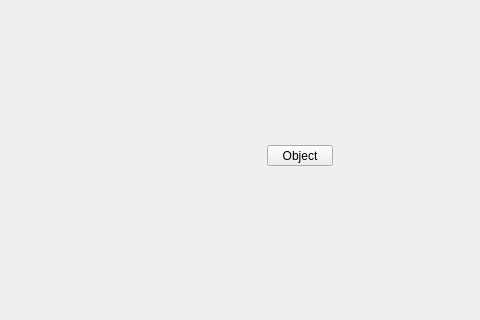
The window that tentacle/ui/blender_menus/object#submenu.ui (m3trik/tentacle) describes before a commit, drawn with Qt 5; both pictures show x 0 to 480 and y 145 to 465 of the 600 by 600 pixel window.
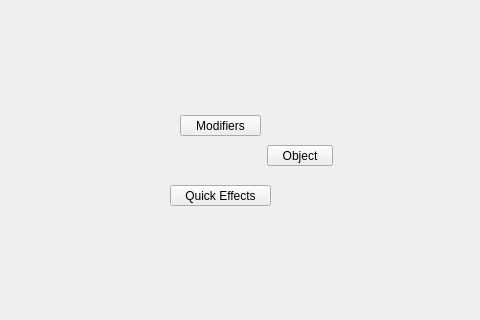
The same window after the commit. Custom widgets are drawn as their Qt base class.

Commit message: feat: Blender menu harvest parity; scene import cross-links; mirror_app_state sweep

What changed in the file:
```diff
--- a/tentacle/ui/blender_menus/object#submenu.ui
+++ b/tentacle/ui/blender_menus/object#submenu.ui
@@ -21,6 +21,24 @@
     <property name="target"><string>object</string></property>
     <property name="text"><string>Object</string></property>
    </widget>
+   <widget class="MenuButton" name="i036">
+    <property name="geometry">
+     <rect><x>180</x><y>260</y><width>81</width><height>21</height></rect>
+    </property>
+    <property name="minimumSize"><size><width>0</width><height>21</height></size></property>
+    <property name="maximumSize"><size><width>999</width><height>21</height></size></property>
+    <property name="target" stdset="0"><string>modifiers</string></property>
+    <property name="text"><string>Modifiers</string></property>
+   </widget>
+   <widget class="MenuButton" name="i037">
+    <property name="geometry">
+     <rect><x>170</x><y>330</y><width>101</width><height>21</height></rect>
+    </property>
+    <property name="minimumSize"><size><width>0</width><height>21</height></size></property>
+    <property name="maximumSize"><size><width>999</width><height>21</height></size></property>
+    <property name="target" stdset="0"><string>quick_effects</string></property>
+    <property name="text"><string>Quick Effects</string></property>
+   </widget>
   </widget>
  </widget>
  <customwidgets>
```
The commit also changes 56 other files.
